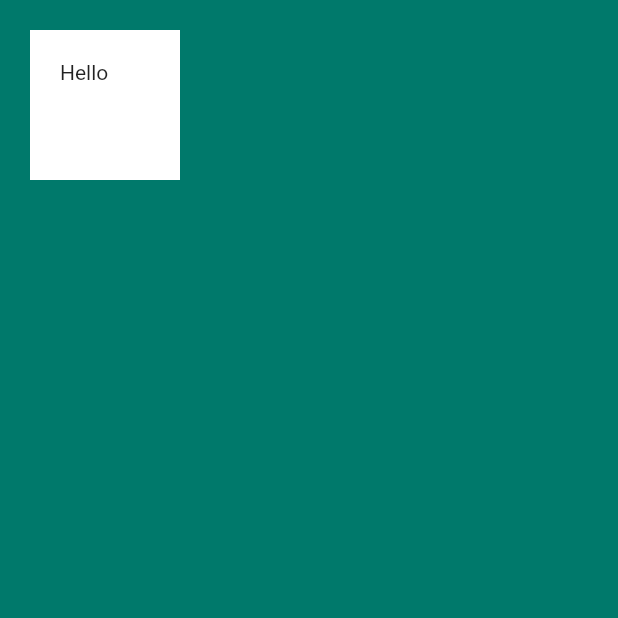
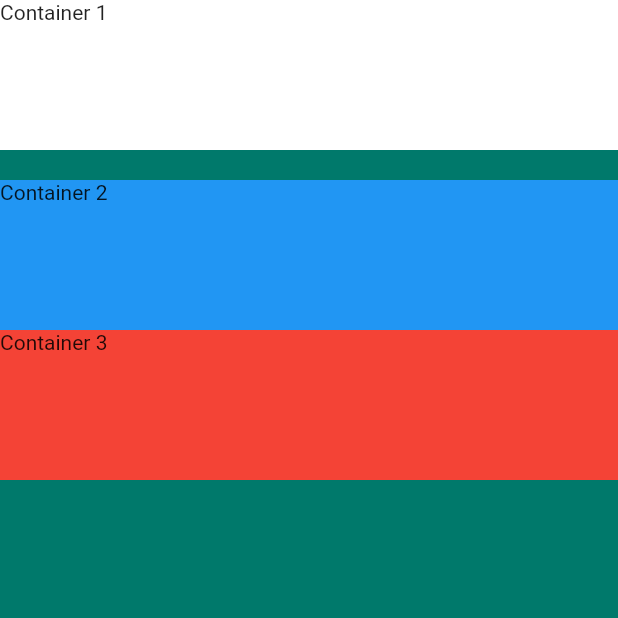
Before and after one commit to SergB47/mi_card, a Flutter app: the screen it shows after launch, on a phone screen of 412 x 824 dp, the top half of it. Run offline on Flutter 3.47's test engine with Material 2 defaults, Android fonts, the phone set to English and light mode, and no system bars.

Commit message:
row/colmn multi-child

```diff
--- a/lib/main.dart
+++ b/lib/main.dart
@@ -14,13 +14,33 @@ class MyApp extends StatelessWidget {
       home: Scaffold(
         backgroundColor: Colors.teal[700],
         body: SafeArea(
-          child: Container(
-            height: 100.0,
-            width: 100.0,
-            margin: EdgeInsets.all(20.0),
-            padding: EdgeInsets.all(20.0),
-            color: Colors.white,
-            child: Text('Hello'),
+          child: Column(
+            // mainAxisSize: MainAxisSize.min, --
+            //mainAxisAlignment: MainAxisAlignment.center, -- размещение по центру
+            // mainAxisAlignment: MainAxisAlignment.spaceBetween, -- расстояние между элементами
+            // crossAxisAlignment: CrossAxisAlignment.end, // raend -  растянуть все по ширине  в зависимости от разсера каждого (100. 100. 300)
+            //                                             расстянеться на 300
+            crossAxisAlignment: CrossAxisAlignment.stretch,
+            children: <Widget>[
+              Container(
+                height: 100.0,
+                color: Colors.white,
+                child: Text('Container 1'),
+              ),
+              SizedBox(
+                height: 20.0,
+                ),
+              Container(
+                height: 100.0,
+                color: Colors.blue,
+                child: Text('Container 2'),
+              ),
+              Container(
+                height: 100.0,
+                color: Colors.red,
+                child: Text('Container 3'),
+              ),
+            ],
           ),
         ),
       ),
```
